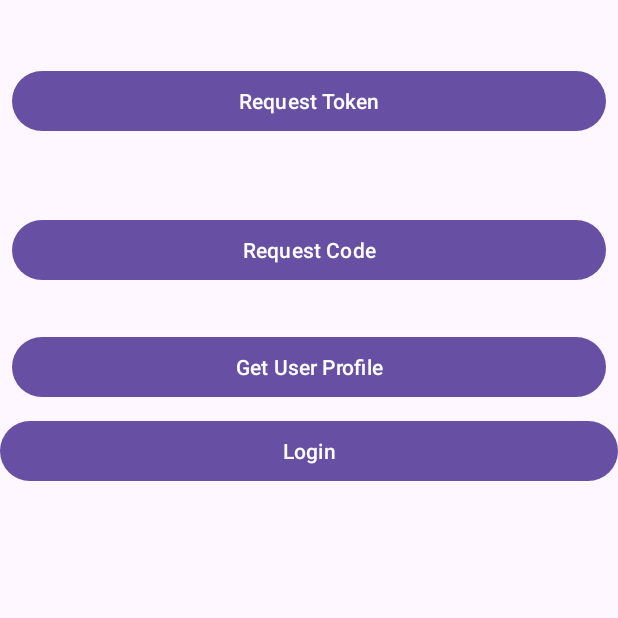
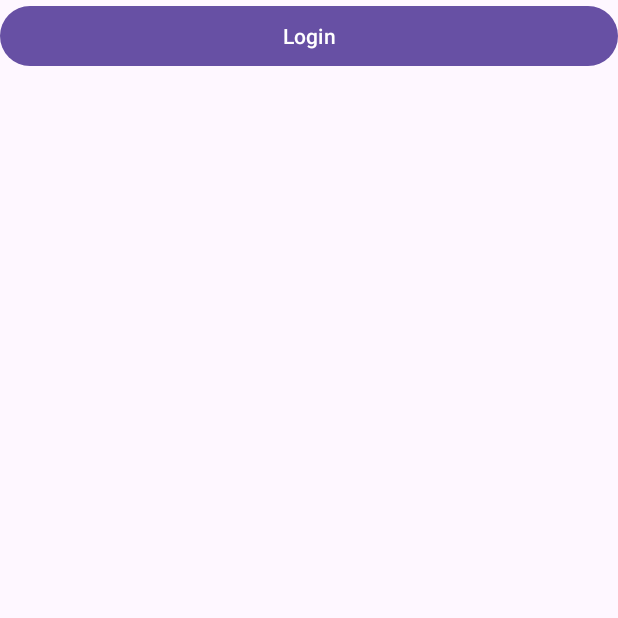
Before and after one commit to lakimapturn/SpotifyWrapped, an Android app: the MainActivity screen opened directly, with no data from a screen before it, on a phone screen of 412 x 824 dp, the top half of it. Run offline under Robolectric (Android 15) with nearby library versions, the phone set to English and light mode, and no system bars; our stand-ins replace Firebase (no records; nobody signed in at launch, a user with empty details on screens opened directly); libraries missing offline, so code that uses them is left out: com.spotify.sdk.

Commit message:
Firebase Login
Customizable User Story 12

```diff
--- a/app/build.gradle
+++ b/app/build.gradle
@@ -43,6 +43,8 @@ dependencies {
     implementation 'com.google.firebase:firebase-storage:20.3.0'
     implementation 'com.google.firebase:firebase-database:20.3.1'
     implementation 'com.google.firebase:firebase-functions:20.4.0'
+    implementation 'com.google.firebase:firebase-analytics:21.6.1'
+    implementation 'com.google.firebase:firebase-firestore:24.11.0'
     testImplementation 'junit:junit:4.13.2'
     androidTestImplementation 'androidx.test.ext:junit:1.1.5'
     androidTestImplementation 'androidx.test.espresso:espresso-core:3.5.1'
--- /dev/null
+++ b/app/src/main/java/com/example/spotifywrapped/DownloadCallback.java
@@ -0,0 +1,6 @@
+package com.example.spotifywrapped;
+
+public interface DownloadCallback {
+    void successMethod(String jsonString);
+    void failureMethod(Exception exception);
+}
--- a/app/src/main/res/layout/activity_main.xml
+++ b/app/src/main/res/layout/activity_main.xml
@@ -12,54 +12,54 @@
         android:layout_height="match_parent"
         android:orientation="vertical">
 
-        <TextView
-            android:id="@+id/token_text_view"
-            android:layout_width="match_parent"
-            android:layout_height="wrap_content"
-            android:layout_margin="8dp"
-            tools:text="Token:" />
+<!--        <TextView-->
+<!--            android:id="@+id/token_text_view"-->
+<!--            android:layout_width="match_parent"-->
+<!--            android:layout_height="wrap_content"-->
+<!--            android:layout_margin="8dp"-->
+<!--            tools:text="Token:" />-->
 
-        <Button
-            android:id="@+id/token_btn"
-            android:layout_width="match_parent"
-            android:layout_height="wrap_content"
-            android:layout_margin="8dp"
-            android:text="Request Token" />
+<!--        <Button-->
+<!--            android:id="@+id/token_btn"-->
+<!--            android:layout_width="match_parent"-->
+<!--            android:layout_height="wrap_content"-->
+<!--            android:layout_margin="8dp"-->
+<!--            android:text="Request Token" />-->
 
-        <TextView
-            android:id="@+id/code_text_view"
-            android:layout_width="match_parent"
-            android:layout_height="wrap_content"
-            android:layout_margin="8dp"
-            tools:text="Code:" />
+<!--        <TextView-->
+<!--            android:id="@+id/code_text_view"-->
+<!--            android:layout_width="match_parent"-->
+<!--            android:layout_height="wrap_content"-->
+<!--            android:layout_margin="8dp"-->
+<!--            tools:text="Code:" />-->
 
-        <Button
-            android:id="@+id/code_btn"
-            android:layout_width="match_parent"
-            android:layout_height="wrap_content"
-            android:layout_margin="8dp"
-            android:text="Request Code" />
+<!--        <Button-->
+<!--            android:id="@+id/code_btn"-->
+<!--            android:layout_width="match_parent"-->
+<!--            android:layout_height="wrap_content"-->
+<!--            android:layout_margin="8dp"-->
+<!--            android:text="Request Code" />-->
 
-        <TextView
-            android:id="@+id/response_text_view"
-            android:layout_width="match_parent"
-            android:layout_height="wrap_content"
-            android:textSize="10sp"
-            tools:text="Line 1\nLine 2\nLine 3" />
+<!--        <TextView-->
+<!--            android:id="@+id/response_text_view"-->
+<!--            android:layout_width="match_parent"-->
+<!--            android:layout_height="wrap_content"-->
+<!--            android:textSize="10sp"-->
+<!--            tools:text="Line 1\nLine 2\nLine 3" />-->
 
-        <LinearLayout
-            android:layout_width="match_parent"
-            android:layout_height="wrap_content">
+<!--        <LinearLayout-->
+<!--            android:layout_width="match_parent"-->
+<!--            android:layout_height="wrap_content">-->
 
-            <Button
-                android:id="@+id/profile_btn"
-                android:layout_width="0dp"
-                android:layout_height="wrap_content"
-                android:layout_gravity="center_vertical"
-                android:layout_margin="8dp"
-                android:layout_weight="1"
-                android:text="Get User Profile" />
-        </LinearLayout>
+<!--            <Button-->
+<!--                android:id="@+id/profile_btn"-->
+<!--                android:layout_width="0dp"-->
+<!--                android:layout_height="wrap_content"-->
+<!--                android:layout_gravity="center_vertical"-->
+<!--                android:layout_margin="8dp"-->
+<!--                android:layout_weight="1"-->
+<!--                android:text="Get User Profile" />-->
+<!--        </LinearLayout>-->
 
         <Button
             android:id="@+id/login_button"
```
Also changed, not shown: app/src/main/AndroidManifest.xml (+8 -1 lines), app/src/main/java/com/example/spotifywrapped/Home.java (added, +79 -0 lines), app/src/main/java/com/example/spotifywrapped/MainActivity.java (+81 -77 lines), app/src/main/java/com/example/spotifywrapped/TokenClass.java (added, +19 -0 lines), app/src/main/java/com/example/spotifywrapped/presentation/sign_in/SpotifyAuthUiClient.java (deleted, +0 -26 lines), app/src/main/res/layout/activity_home.xml (added, +42 -0 lines).
